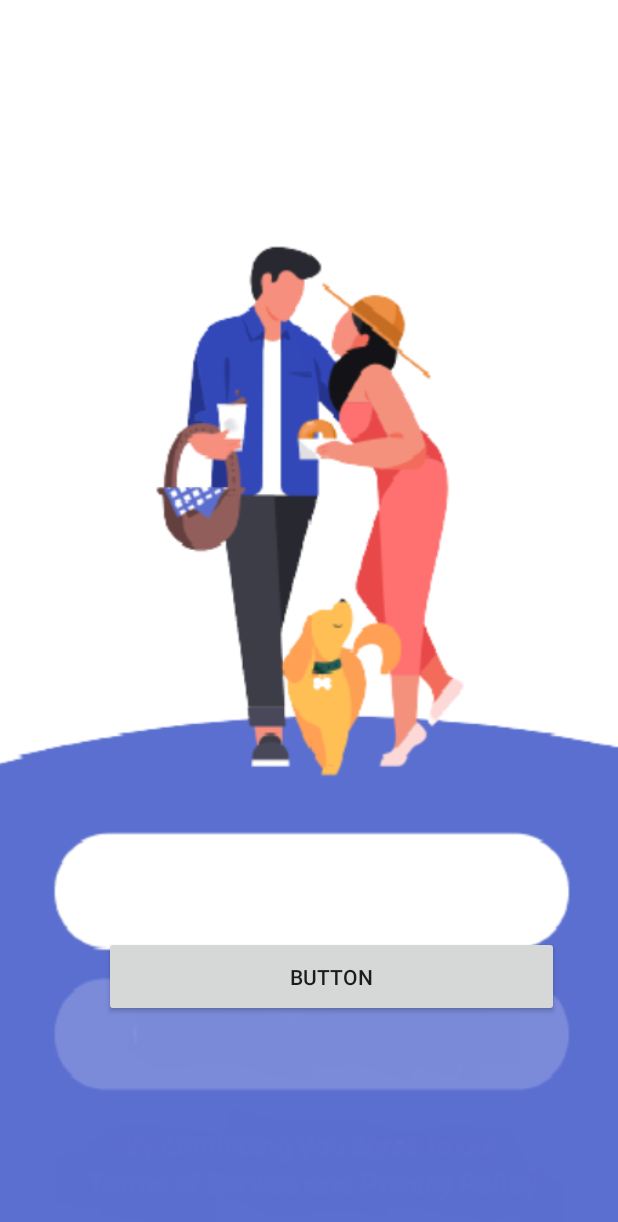
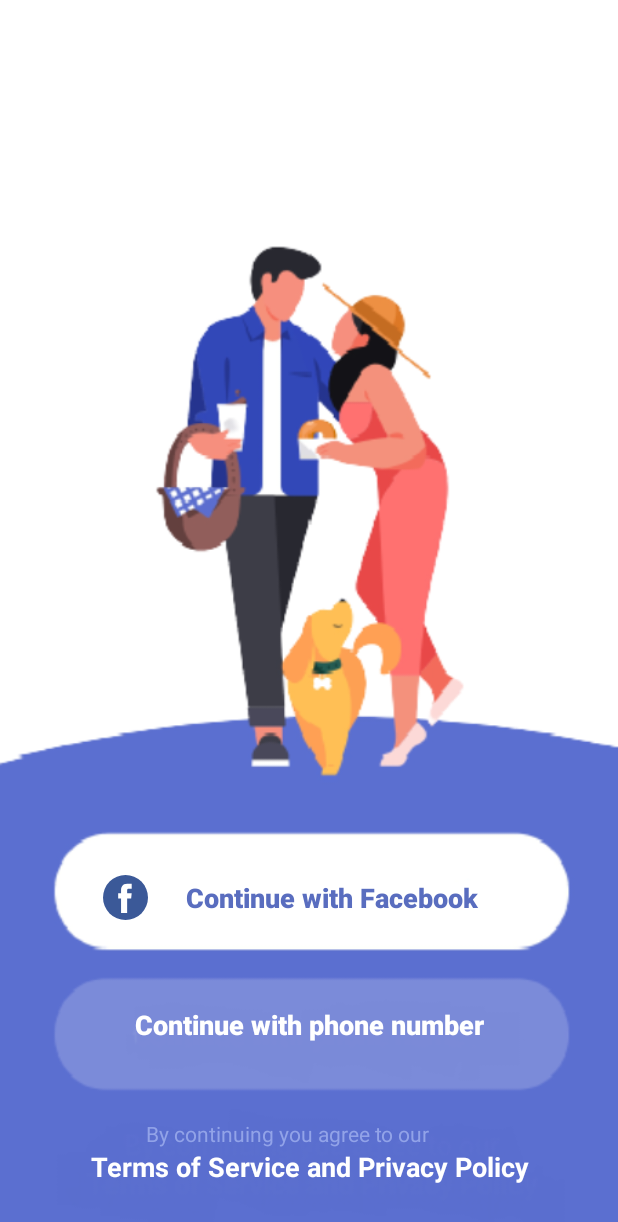
Before and after one commit to happysiddharth/coffee-meets-bagel, an Android app: the screen it shows after launch (MainActivity), on a phone screen of 412 x 824 dp. Shown: the top 1222 px of the screen. Run offline under Robolectric (Android 15) with nearby library versions, the phone set to English and light mode, and no system bars.

Commit message:
homepage done by siddharth

```diff
--- a/app/src/main/java/com/example/coffeemeetsbagel/MainActivity.java
+++ b/app/src/main/java/com/example/coffeemeetsbagel/MainActivity.java
@@ -3,12 +3,25 @@ package com.example.coffeemeetsbagel;
 import androidx.appcompat.app.AppCompatActivity;
 
 import android.os.Bundle;
+import android.util.Log;
+import android.view.View;
+import android.widget.Button;
 
 public class MainActivity extends AppCompatActivity {
-
+    private Button fb_login_btn;
     @Override
     protected void onCreate(Bundle savedInstanceState) {
         super.onCreate(savedInstanceState);
         setContentView(R.layout.activity_main);
+        init();
+        fb_login_btn.setOnClickListener(new View.OnClickListener() {
+            @Override
+            public void onClick(View v) {
+                Log.d("Tag","fb button clicked");
+            }
+        });
+    }
+    private void init(){
+        fb_login_btn = findViewById(R.id.fb_login_btn);
     }
 }
--- /dev/null
+++ b/app/src/main/res/drawable/border_radius_button.xml
@@ -0,0 +1,6 @@
+<?xml version="1.0" encoding="utf-8"?>
+<!--by siddharth kaushik-->
+<shape android:shape="rectangle"
+    xmlns:android="http://schemas.android.com/apk/res/android" >
+    <corners android:radius="20dp" />
+</shape>
--- /dev/null
+++ b/app/src/main/res/drawable/ic_facebook.xml
@@ -0,0 +1,12 @@
+<vector xmlns:android="http://schemas.android.com/apk/res/android"
+    android:width="30.196dp"
+    android:height="30.196dp"
+    android:viewportWidth="112.196"
+    android:viewportHeight="112.196">
+  <path
+      android:pathData="M56.098,56.098m-56.098,0a56.098,56.098 0,1 1,112.196 0a56.098,56.098 0,1 1,-112.196 0"
+      android:fillColor="#3B5998"/>
+  <path
+      android:pathData="M70.201,58.294h-10.01v36.672H45.025V58.294h-7.213V45.406h7.213v-8.34c0,-5.964 2.833,-15.303 15.301,-15.303L71.56,21.81v12.51h-8.151c-1.337,0 -3.217,0.668 -3.217,3.513v7.585h11.334L70.201,58.294z"
+      android:fillColor="#FFFFFF"/>
+</vector>
--- a/app/src/main/res/layout/activity_main.xml
+++ b/app/src/main/res/layout/activity_main.xml
@@ -1,4 +1,5 @@
 <?xml version="1.0" encoding="utf-8"?>
+<!-- by Siddharth kaushik -->
 <androidx.constraintlayout.widget.ConstraintLayout xmlns:android="http://schemas.android.com/apk/res/android"
     xmlns:app="http://schemas.android.com/apk/res-auto"
     xmlns:tools="http://schemas.android.com/tools"
@@ -9,13 +10,67 @@
 
 
     <Button
-        android:id="@+id/button"
-        android:layout_width="303dp"
-        android:layout_height="54dp"
-        android:layout_marginTop="624dp"
-        android:text="Button"
+        android:id="@+id/fb_login_btn"
+        android:layout_width="274dp"
+        android:layout_height="74dp"
+        android:background="@drawable/border_radius_button"
+        android:drawableStart="@drawable/ic_facebook"
+        android:drawableLeft="@drawable/ic_facebook"
+        android:text="@string/continue_with_facebook"
+        android:textAllCaps="false"
+        android:textColor="#596DBF"
+        android:textSize="@dimen/button_text_size_18sp"
+        android:textStyle="bold"
+        app:layout_constraintBottom_toBottomOf="parent"
         app:layout_constraintEnd_toEndOf="parent"
-        app:layout_constraintHorizontal_bias="0.64"
+        app:layout_constraintHorizontal_bias="0.496"
         app:layout_constraintStart_toStartOf="parent"
-        app:layout_constraintTop_toTopOf="parent" />
+        app:layout_constraintTop_toTopOf="parent"
+        app:layout_constraintVertical_bias="0.748" />
+
+    <Button
+        android:id="@+id/button2"
+        android:layout_width="281dp"
+        android:layout_height="48dp"
+        android:background="@drawable/border_radius_button"
+        android:text="@string/continue_with_phone_number"
+        android:textAllCaps="false"
+        android:textColor="@android:color/white"
+        android:textSize="@dimen/button_text_size_18sp"
+        android:textStyle="bold"
+        app:layout_constraintBottom_toBottomOf="parent"
+        app:layout_constraintEnd_toEndOf="parent"
+        app:layout_constraintStart_toStartOf="parent"
+        app:layout_constraintTop_toBottomOf="@+id/fb_login_btn"
+        app:layout_constraintVertical_bias="0.17" />
+
+    <TextView
+        android:id="@+id/textView"
+        android:layout_width="wrap_content"
+        android:layout_height="wrap_content"
+        android:text="By continuing you agree to our"
+        android:textColor="#92A3E8"
+        app:layout_constraintBottom_toBottomOf="parent"
+        app:layout_constraintEnd_toEndOf="parent"
+        app:layout_constraintHorizontal_bias="0.436"
+        app:layout_constraintStart_toStartOf="parent"
+        app:layout_constraintTop_toBottomOf="@+id/button2"
+        app:layout_constraintVertical_bias=".400" />
+
+    <TextView
+        android:id="@+id/textView2"
+        android:layout_width="match_parent"
+        android:gravity="center"
+        android:textStyle="bold"
+        android:layout_height="39dp"
+        android:layout_marginTop="-10dp"
+        android:text="@string/terms_of_service_and_privacy_policy"
+        android:textColor="@color/white"
+        android:textSize="@dimen/sp_18"
+        app:layout_constraintBottom_toBottomOf="parent"
+        app:layout_constraintEnd_toEndOf="parent"
+        app:layout_constraintStart_toStartOf="parent"
+        app:layout_constraintTop_toBottomOf="@+id/textView"
+        app:layout_constraintVertical_bias="0.09" />
+
 </androidx.constraintlayout.widget.ConstraintLayout>
--- /dev/null
+++ b/app/src/main/res/values/dimens.xml
@@ -0,0 +1,7 @@
+<?xml version="1.0" encoding="utf-8"?>
+<resources>
+    <dimen name="button_width_371dp">371dp</dimen>
+    <dimen name="button_height_54dp">54dp</dimen>
+    <dimen name="button_text_size_18sp">18sp</dimen>
+    <dimen name="sp_18">18sp</dimen>
+</resources>
--- a/app/src/main/res/values/strings.xml
+++ b/app/src/main/res/values/strings.xml
@@ -1,3 +1,6 @@
 <resources>
     <string name="app_name">Coffee Meets Bagel</string>
+    <string name="continue_with_facebook">Continue with Facebook</string>
+    <string name="continue_with_phone_number">Continue with phone number</string>
+    <string name="terms_of_service_and_privacy_policy">Terms of Service and Privacy Policy</string>
 </resources>
```
